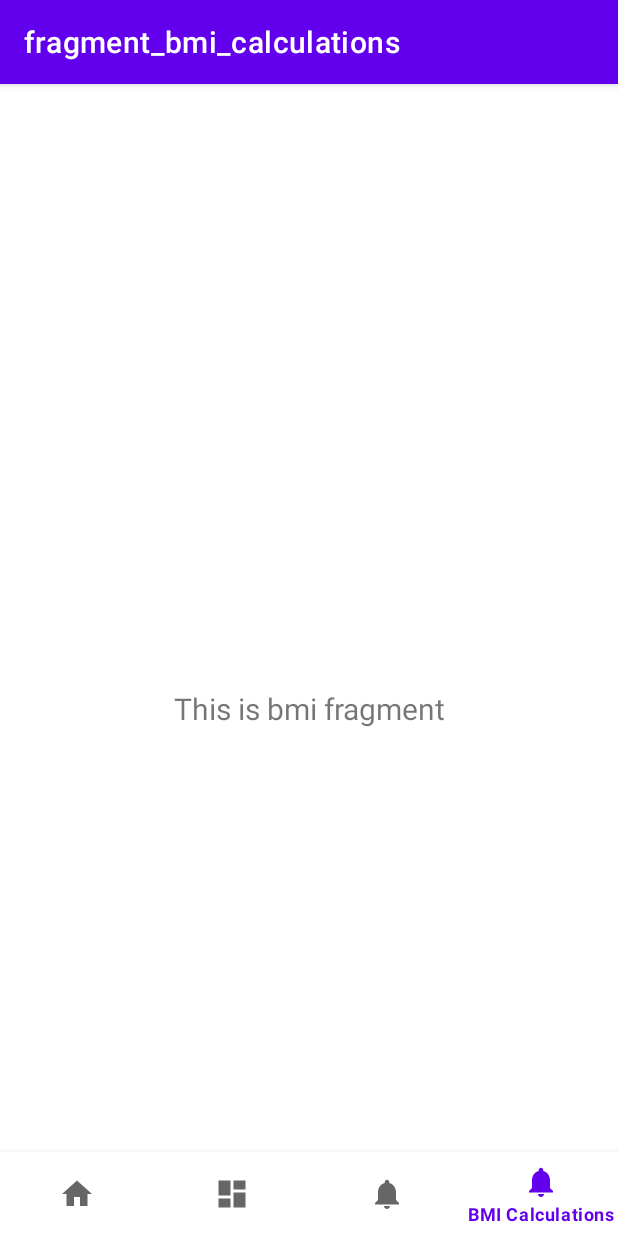
After one commit to s-kreft/PAMO-BMI-App, an Android app: the BmiCalculationsFragment screen opened through its navigation route, on a phone screen of 412 x 824 dp. The commit adds this screen. Run offline under Robolectric (Android 15) with nearby library versions, the phone set to English and light mode, and no system bars; our stand-ins replace navigation-ui.

Commit message:
Add view for bmi calculations

```diff
--- a/Lab2/app/src/main/java/com/example/lab2/MainActivity.java
+++ b/Lab2/app/src/main/java/com/example/lab2/MainActivity.java
@@ -27,7 +27,7 @@ public class MainActivity extends AppCompatActivity {
         // Passing each menu ID as a set of Ids because each
         // menu should be considered as top level destinations.
         AppBarConfiguration appBarConfiguration = new AppBarConfiguration.Builder(
-                R.id.navigation_home, R.id.navigation_dashboard, R.id.navigation_notifications)
+                R.id.navigation_home, R.id.navigation_dashboard, R.id.navigation_notifications, R.id.navigation_bmi_calculations)
                 .build();
         NavController navController = Navigation.findNavController(this, R.id.nav_host_fragment_activity_main);
         NavigationUI.setupActionBarWithNavController(this, navController, appBarConfiguration);
--- /dev/null
+++ b/Lab2/app/src/main/java/com/example/lab2/ui/bmi_calculations/BmiCalculationsFragment.java
@@ -0,0 +1,38 @@
+package com.example.lab2.ui.bmi_calculations;
+
+import android.os.Bundle;
+import android.view.LayoutInflater;
+import android.view.View;
+import android.view.ViewGroup;
+import android.widget.TextView;
+
+import androidx.annotation.NonNull;
+import androidx.fragment.app.Fragment;
+import androidx.lifecycle.ViewModelProvider;
+
+import com.example.lab2.databinding.FragmentBmiCalculationsBinding;
+import com.example.lab2.databinding.FragmentDashboardBinding;
+import com.example.lab2.ui.dashboard.DashboardViewModel;
+
+public class BmiCalculationsFragment extends Fragment {
+    private FragmentBmiCalculationsBinding binding;
+
+    public View onCreateView(@NonNull LayoutInflater inflater,
+                             ViewGroup container, Bundle savedInstanceState) {
+        BmiCalculationsViewModel bmiCalculationsViewModel =
+                new ViewModelProvider(this).get(BmiCalculationsViewModel.class);
+
+        binding = FragmentBmiCalculationsBinding.inflate(inflater, container, false);
+        View root = binding.getRoot();
+
+        final TextView textView = binding.textBmi;
+        bmiCalculationsViewModel.getText().observe(getViewLifecycleOwner(), textView::setText);
+        return root;
+    }
+
+    @Override
+    public void onDestroyView() {
+        super.onDestroyView();
+        binding = null;
+    }
+}
--- /dev/null
+++ b/Lab2/app/src/main/java/com/example/lab2/ui/bmi_calculations/BmiCalculationsViewModel.java
@@ -0,0 +1,18 @@
+package com.example.lab2.ui.bmi_calculations;
+
+import androidx.lifecycle.LiveData;
+import androidx.lifecycle.MutableLiveData;
+import androidx.lifecycle.ViewModel;
+
+public class BmiCalculationsViewModel extends ViewModel {
+    private final MutableLiveData<String> mText;
+
+    public BmiCalculationsViewModel() {
+        mText = new MutableLiveData<>();
+        mText.setValue("This is bmi fragment");
+    }
+
+    public LiveData<String> getText() {
+        return mText;
+    }
+}
--- /dev/null
+++ b/Lab2/app/src/main/res/layout/fragment_bmi_calculations.xml
@@ -0,0 +1,22 @@
+<?xml version="1.0" encoding="utf-8"?>
+<androidx.constraintlayout.widget.ConstraintLayout xmlns:android="http://schemas.android.com/apk/res/android"
+    xmlns:app="http://schemas.android.com/apk/res-auto"
+    xmlns:tools="http://schemas.android.com/tools"
+    android:layout_width="match_parent"
+    android:layout_height="match_parent"
+    tools:context=".ui.bmi_calculations.BmiCalculationsFragment">
+
+    <TextView
+        android:id="@+id/text_bmi"
+        android:layout_width="match_parent"
+        android:layout_height="wrap_content"
+        android:layout_marginStart="8dp"
+        android:layout_marginTop="8dp"
+        android:layout_marginEnd="8dp"
+        android:textAlignment="center"
+        android:textSize="20sp"
+        app:layout_constraintBottom_toBottomOf="parent"
+        app:layout_constraintEnd_toEndOf="parent"
+        app:layout_constraintStart_toStartOf="parent"
+        app:layout_constraintTop_toTopOf="parent" />
+</androidx.constraintlayout.widget.ConstraintLayout>
--- a/Lab2/app/src/main/res/menu/bottom_nav_menu.xml
+++ b/Lab2/app/src/main/res/menu/bottom_nav_menu.xml
@@ -16,4 +16,9 @@
         android:icon="@drawable/ic_notifications_black_24dp"
         android:title="@string/title_notifications" />
 
+    <item
+        android:id="@+id/navigation_bmi_calculations"
+        android:icon="@drawable/ic_notifications_black_24dp"
+        android:title="@string/title_bmi_calculations" />
+
 </menu>
--- a/Lab2/app/src/main/res/navigation/mobile_navigation.xml
+++ b/Lab2/app/src/main/res/navigation/mobile_navigation.xml
@@ -22,4 +22,9 @@
         android:name="com.example.lab2.ui.notifications.NotificationsFragment"
         android:label="@string/title_notifications"
         tools:layout="@layout/fragment_notifications" />
+    <fragment
+        android:id="@+id/navigation_bmi_calculations"
+        android:name="com.example.lab2.ui.bmi_calculations.BmiCalculationsFragment"
+        android:label="fragment_bmi_calculations"
+        tools:layout="@layout/fragment_bmi_calculations" />
 </navigation>
--- a/Lab2/app/src/main/res/values/strings.xml
+++ b/Lab2/app/src/main/res/values/strings.xml
@@ -3,4 +3,5 @@
     <string name="title_home">Home</string>
     <string name="title_dashboard">Dashboard</string>
     <string name="title_notifications">Notifications</string>
+    <string name="title_bmi_calculations">BMI Calculations</string>
 </resources>
```
